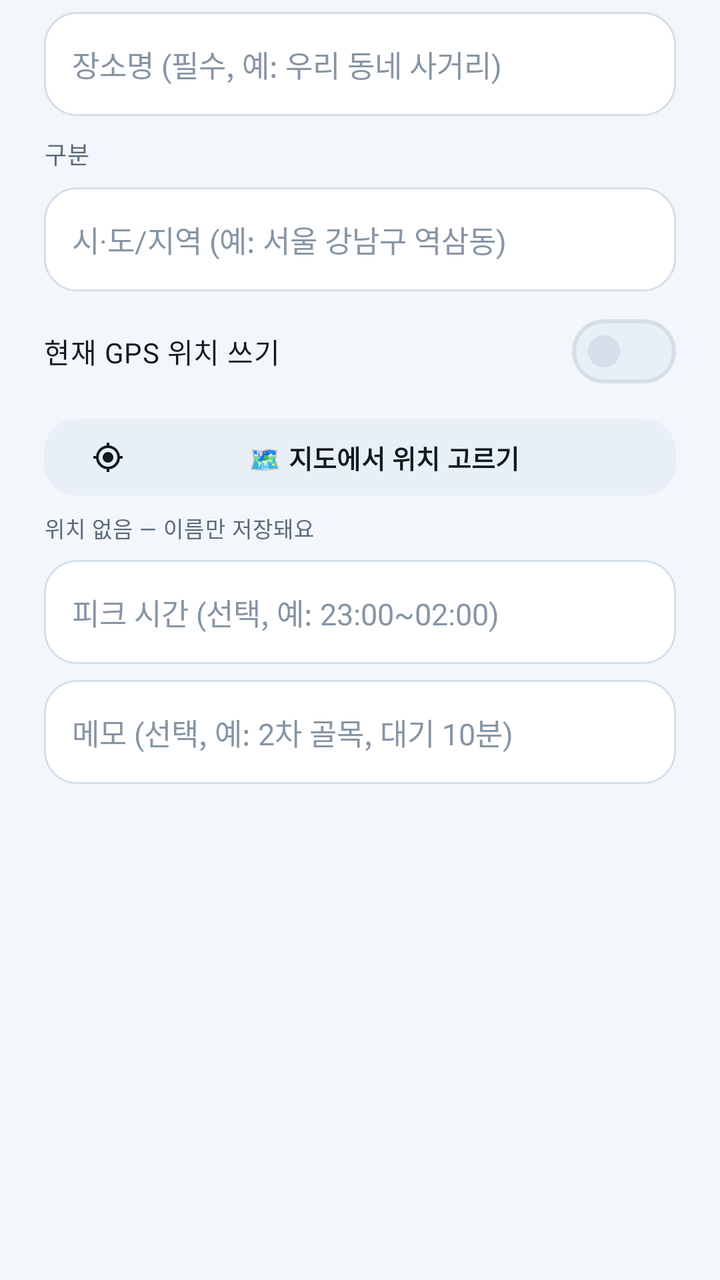
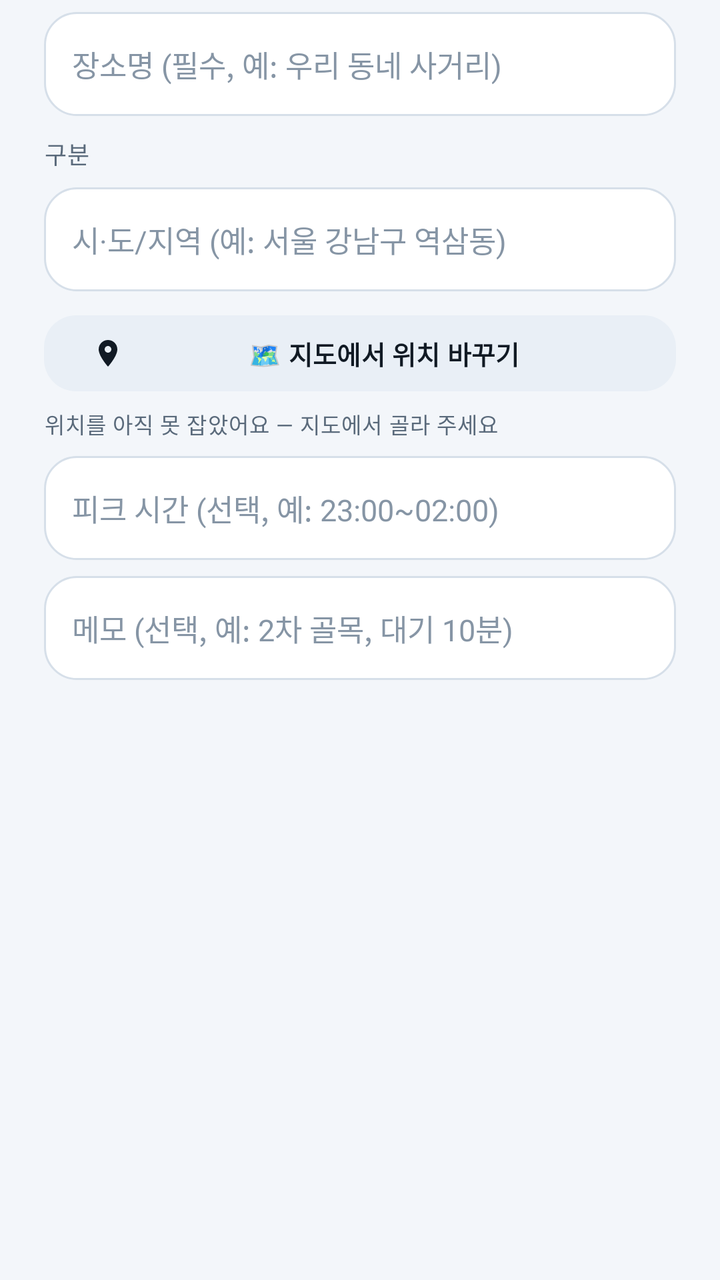

Compare the two renders of this Android layout. The source of the first and the diff that turns it into the second are given below.
<!-- AndroidManifest.xml: application theme Theme.DaeriLedger -->
<!-- res/layout/dialog_callspot_add.xml -->
<?xml version="1.0" encoding="utf-8"?>
<LinearLayout xmlns:android="http://schemas.android.com/apk/res/android"
    xmlns:app="http://schemas.android.com/apk/res-auto"
    android:layout_width="match_parent"
    android:layout_height="wrap_content"
    android:orientation="vertical"
    android:paddingHorizontal="22dp"
    android:paddingTop="6dp"
    android:paddingBottom="4dp">

    <EditText
        android:id="@+id/spotNameInput"
        android:layout_width="match_parent"
        android:layout_height="52dp"
        android:background="@drawable/bg_amount_field"
        android:hint="장소명 (필수, 예: 우리 동네 사거리)"
        android:imeOptions="actionNext"
        android:importantForAutofill="no"
        android:inputType="text"
        android:maxLength="30"
        android:paddingHorizontal="14dp"
        android:textColor="@color/text_primary"
        android:textColorHint="@color/text_tertiary"
        android:textSize="15sp" />

    <LinearLayout
        android:layout_width="match_parent"
        android:layout_height="wrap_content"
        android:layout_marginTop="10dp"
        android:gravity="center_vertical"
        android:orientation="horizontal">

        <TextView
            style="@style/Text.Daeri.Label"
            android:layout_width="wrap_content"
            android:layout_height="wrap_content"
            android:layout_marginEnd="10dp"
            android:text="구분" />

        <com.google.android.material.chip.ChipGroup
            android:id="@+id/spotServiceChips"
            android:layout_width="wrap_content"
            android:layout_height="wrap_content"
            app:chipSpacingHorizontal="6dp"
            app:singleLine="true"
            app:singleSelection="true" />
    </LinearLayout>

    <EditText
        android:id="@+id/spotAreaInput"
        android:layout_width="match_parent"
        android:layout_height="52dp"
        android:layout_marginTop="8dp"
        android:background="@drawable/bg_amount_field"
        android:hint="시·도/지역 (예: 서울 강남구 역삼동)"
        android:imeOptions="actionNext"
        android:importantForAutofill="no"
        android:inputType="text"
        android:maxLength="60"
        android:paddingHorizontal="14dp"
        android:textColor="@color/text_primary"
        android:textColorHint="@color/text_tertiary"
        android:textSize="15sp" />

    <com.google.android.material.materialswitch.MaterialSwitch
        android:id="@+id/useLocationSwitch"
        android:layout_width="match_parent"
        android:layout_height="wrap_content"
        android:layout_marginTop="6dp"
        android:minHeight="48dp"
        android:text="현재 GPS 위치 쓰기"
        android:textColor="@color/text_primary"
        android:textSize="14sp" />

    <com.google.android.material.button.MaterialButton
        android:id="@+id/pickOnMapButton"
        style="@style/Widget.Daeri.Button.Tonal"
        android:layout_width="match_parent"
        android:layout_height="46dp"
        android:layout_marginTop="6dp"
        android:minHeight="46dp"
        android:text="🗺️ 지도에서 위치 고르기"
        android:textSize="13sp"
        app:icon="@drawable/ic_my_location"
        app:iconSize="16dp" />

    <TextView
        android:id="@+id/locationValueText"
        style="@style/Text.Daeri.Label"
        android:layout_width="match_parent"
        android:layout_height="wrap_content"
        android:layout_marginTop="4dp"
        android:text="위치 없음 — 이름만 저장돼요"
        android:textSize="11sp" />

    <EditText
        android:id="@+id/spotPeakInput"
        android:layout_width="match_parent"
        android:layout_height="52dp"
        android:layout_marginTop="8dp"
        android:background="@drawable/bg_amount_field"
        android:hint="피크 시간 (선택, 예: 23:00~02:00)"
        android:imeOptions="actionNext"
        android:importantForAutofill="no"
        android:inputType="text"
        android:maxLength="30"
        android:paddingHorizontal="14dp"
        android:textColor="@color/text_primary"
        android:textColorHint="@color/text_tertiary"
        android:textSize="15sp" />

    <EditText
        android:id="@+id/spotMemoInput"
        android:layout_width="match_parent"
        android:layout_height="52dp"
        android:layout_marginTop="8dp"
        android:background="@drawable/bg_amount_field"
        android:hint="메모 (선택, 예: 2차 골목, 대기 10분)"
        android:imeOptions="actionDone"
        android:importantForAutofill="no"
        android:inputType="text"
        android:maxLength="60"
        android:paddingHorizontal="14dp"
        android:textColor="@color/text_primary"
        android:textColorHint="@color/text_tertiary"
        android:textSize="15sp" />

</LinearLayout>
<!-- resources referenced by this layout -->
<resources>
  <color name="text_primary">#111A24</color>
  <color name="text_tertiary">#8695A5</color>
  <!-- drawable bg_amount_field (drawable) -->
  <?xml version="1.0" encoding="utf-8"?>
  <shape xmlns:android="http://schemas.android.com/apk/res/android" android:shape="rectangle">
      <solid android:color="@color/surface" />
      <corners android:radius="16dp" />
      <stroke android:width="1dp" android:color="@color/outline" />
  </shape>
  <!-- drawable ic_my_location (drawable) -->
  <?xml version="1.0" encoding="utf-8"?>
  <vector xmlns:android="http://schemas.android.com/apk/res/android"
      android:width="24dp" android:height="24dp"
      android:viewportWidth="24" android:viewportHeight="24"
      android:tint="?attr/colorControlNormal">
      <path android:fillColor="@android:color/white" android:pathData="M12,8c-2.21,0 -4,1.79 -4,4s1.79,4 4,4 4,-1.79 4,-4 -1.79,-4 -4,-4zM20.94,11c-0.46,-4.17 -3.77,-7.48 -7.94,-7.94L13,1h-2v2.06C6.83,3.52 3.52,6.83 3.06,11L1,11v2h2.06c0.46,4.17 3.77,7.48 7.94,7.94L11,23h2v-2.06c4.17,-0.46 7.48,-3.77 7.94,-7.94L23,13v-2h-2.06zM12,19c-3.87,0 -7,-3.13 -7,-7s3.13,-7 7,-7 7,3.13 7,7 -3.13,7 -7,7z" />
  </vector>
  <style name="Text.Daeri.Label" parent="TextAppearance.Material3.BodySmall">
          <item name="android:textSize">12sp</item>
          <item name="android:textColor">@color/text_secondary</item>
      </style>
  <style name="Widget.Daeri.Button.Tonal" parent="Widget.Material3.Button.TonalButton">
          <item name="android:minHeight">52dp</item>
          <item name="android:textSize">15sp</item>
          <item name="android:textStyle">bold</item>
          <item name="backgroundTint">@color/surface_high</item>
          <item name="android:textColor">@color/text_primary</item>
          <item name="cornerRadius">16dp</item>
          <item name="iconTint">@color/text_primary</item>
      </style>
  <style name="Theme.DaeriLedger" parent="Theme.DaeriLedger.Base" />
  <color name="surface">#FFFFFF</color>
  <color name="outline">#D6DFE9</color>
  <color name="text_secondary">#5A6A7B</color>
  <color name="surface_high">#E9EFF6</color>
  <color name="accent">#B87400</color>
  <color name="on_accent">#FFFFFF</color>
  <color name="accent_dim">#FFF0D2</color>
  <color name="profit">#0E8A4F</color>
  <color name="profit_dim">#E1F6EB</color>
  <color name="chart_bar">#2E6BC4</color>
  <color name="bg">#F3F6FA</color>
  <color name="surface_alt">#FFFFFF</color>
  <color name="divider">#E7EDF4</color>
  <color name="loss">#C93A3A</color>
  <style name="ThemeOverlay.Daeri.Dialog" parent="ThemeOverlay.Material3.MaterialAlertDialog">
          <item name="colorSurface">@color/surface_alt</item>
          <item name="colorOnSurface">@color/text_primary</item>
          <item name="colorOnSurfaceVariant">@color/text_secondary</item>
          <item name="shapeAppearanceOverlay">@style/Shape.Daeri.Large</item>
      </style>
  <style name="ThemeOverlay.Daeri.BottomSheet" parent="ThemeOverlay.Material3.BottomSheetDialog">
          <item name="colorSurface">@color/surface_alt</item>
          <item name="bottomSheetStyle">@style/Widget.Daeri.BottomSheet</item>
      </style>
  <style name="Shape.Daeri.ExtraSmall" parent="ShapeAppearance.Material3.Corner.ExtraSmall">
          <item name="cornerSize">8dp</item>
      </style>
  <style name="Shape.Daeri.Small" parent="ShapeAppearance.Material3.Corner.Small">
          <item name="cornerSize">12dp</item>
      </style>
  <style name="Shape.Daeri.Medium" parent="ShapeAppearance.Material3.Corner.Medium">
          <item name="cornerSize">18dp</item>
      </style>
  <style name="Shape.Daeri.Large" parent="ShapeAppearance.Material3.Corner.Large">
          <item name="cornerSize">26dp</item>
      </style>
  <style name="Widget.Daeri.BottomSheet" parent="Widget.Material3.BottomSheet.Modal">
          <item name="shapeAppearance">@style/Shape.Daeri.Large</item>
          <item name="backgroundTint">@color/surface_alt</item>
      </style>
  <!-- unchanged entries left out for length: 1 -->
</resources>

<!-- the commit's change to res/layout/dialog_callspot_add.xml (unified diff, before → after) -->
@@ -62,26 +62,16 @@
         android:textColorHint="@color/text_tertiary"
         android:textSize="15sp" />
 
-    <com.google.android.material.materialswitch.MaterialSwitch
-        android:id="@+id/useLocationSwitch"
-        android:layout_width="match_parent"
-        android:layout_height="wrap_content"
-        android:layout_marginTop="6dp"
-        android:minHeight="48dp"
-        android:text="현재 GPS 위치 쓰기"
-        android:textColor="@color/text_primary"
-        android:textSize="14sp" />
-
     <com.google.android.material.button.MaterialButton
         android:id="@+id/pickOnMapButton"
         style="@style/Widget.Daeri.Button.Tonal"
         android:layout_width="match_parent"
         android:layout_height="46dp"
-        android:layout_marginTop="6dp"
+        android:layout_marginTop="8dp"
         android:minHeight="46dp"
-        android:text="🗺️ 지도에서 위치 고르기"
+        android:text="🗺️ 지도에서 위치 바꾸기"
         android:textSize="13sp"
-        app:icon="@drawable/ic_my_location"
+        app:icon="@drawable/ic_map_pin"
         app:iconSize="16dp" />
 
     <TextView
@@ -90,7 +80,7 @@
         android:layout_width="match_parent"
         android:layout_height="wrap_content"
         android:layout_marginTop="4dp"
-        android:text="위치 없음 — 이름만 저장돼요"
+        android:text="위치를 아직 못 잡았어요 — 지도에서 골라 주세요"
         android:textSize="11sp" />
 
     <EditText
<!-- resource entries referenced after the edit -->
@@ -9,13 +9,17 @@
       <corners android:radius="16dp" />
       <stroke android:width="1dp" android:color="@color/outline" />
   </shape>
-  <!-- drawable ic_my_location (drawable) -->
+  <!-- drawable ic_map_pin (drawable) -->
   <?xml version="1.0" encoding="utf-8"?>
   <vector xmlns:android="http://schemas.android.com/apk/res/android"
-      android:width="24dp" android:height="24dp"
-      android:viewportWidth="24" android:viewportHeight="24"
+      android:width="24dp"
+      android:height="24dp"
+      android:viewportWidth="24"
+      android:viewportHeight="24"
       android:tint="?attr/colorControlNormal">
-      <path android:fillColor="@android:color/white" android:pathData="M12,8c-2.21,0 -4,1.79 -4,4s1.79,4 4,4 4,-1.79 4,-4 -1.79,-4 -4,-4zM20.94,11c-0.46,-4.17 -3.77,-7.48 -7.94,-7.94L13,1h-2v2.06C6.83,3.52 3.52,6.83 3.06,11L1,11v2h2.06c0.46,4.17 3.77,7.48 7.94,7.94L11,23h2v-2.06c4.17,-0.46 7.48,-3.77 7.94,-7.94L23,13v-2h-2.06zM12,19c-3.87,0 -7,-3.13 -7,-7s3.13,-7 7,-7 7,3.13 7,7 -3.13,7 -7,7z" />
+      <path
+          android:fillColor="#FFFFFFFF"
+          android:pathData="M12,2C8.13,2 5,5.13 5,9c0,5.25 7,13 7,13s7,-7.75 7,-13c0,-3.87 -3.13,-7 -7,-7zM12,11.5c-1.38,0 -2.5,-1.12 -2.5,-2.5s1.12,-2.5 2.5,-2.5 2.5,1.12 2.5,2.5 -1.12,2.5 -2.5,2.5z" />
   </vector>
   <style name="Text.Daeri.Label" parent="TextAppearance.Material3.BodySmall">
           <item name="android:textSize">12sp</item>
